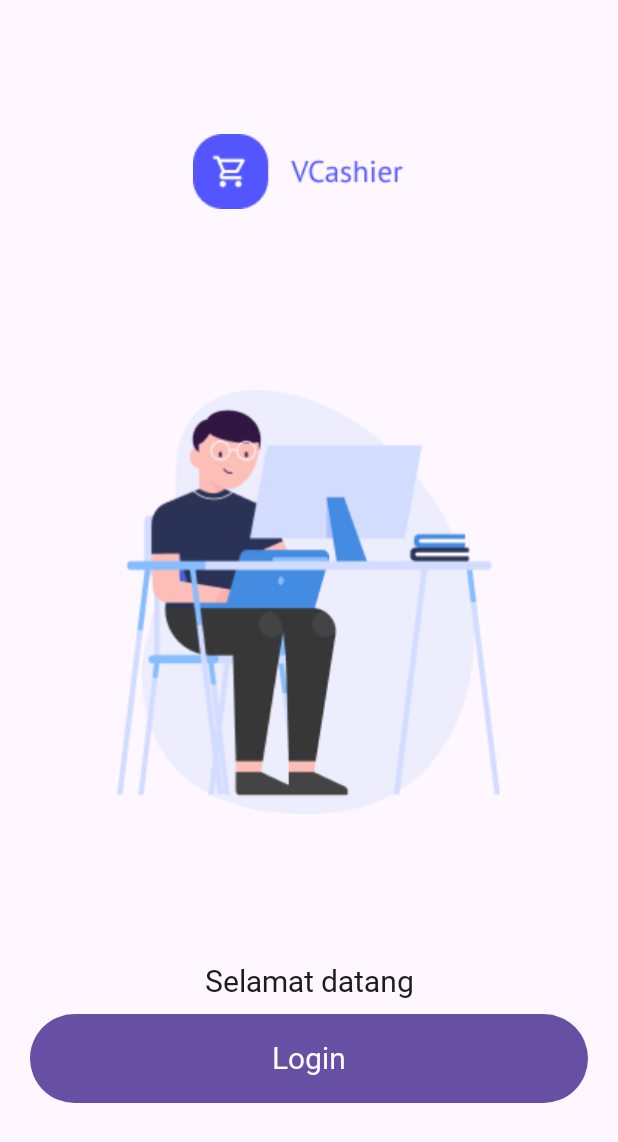
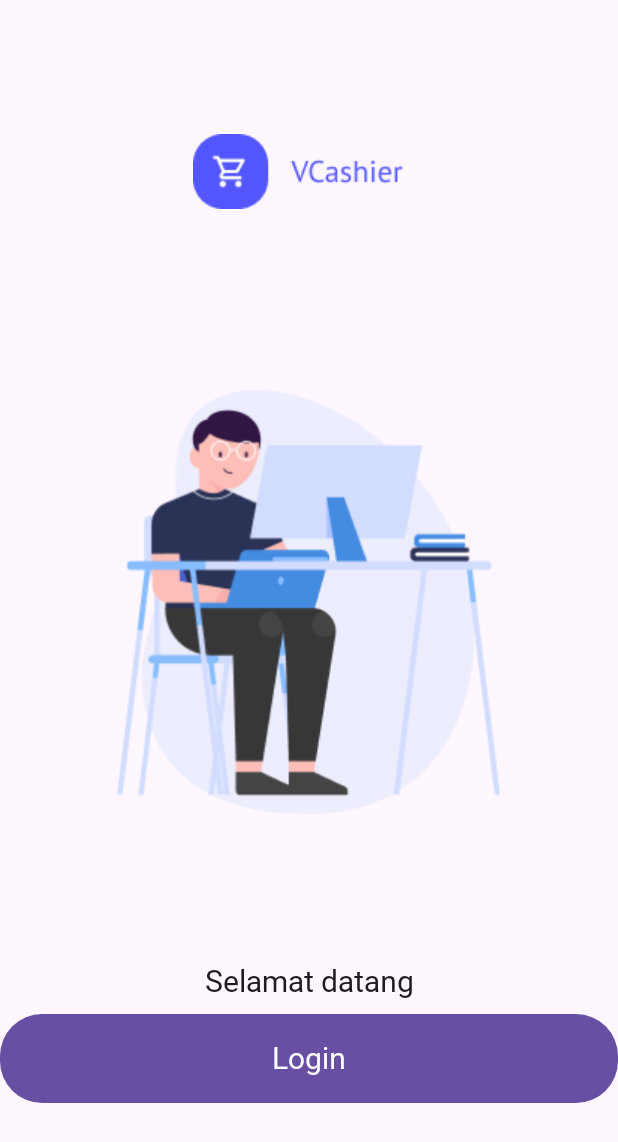
Before and after one commit to rizky201008/VCashier, an Android app built with Jetpack Compose: the screen it shows after launch (MainActivity), on a phone screen of 412 x 824 dp. Shown: the top 1142 px of the screen. Run offline under Robolectric (Android 15) with nearby library versions, the phone set to English and light mode, and no system bars; libraries missing offline, so code that uses them is left out: com.materialkolor, com.materialkolor.dynamicColorScheme, com.materialkolor.rememberDynamicColorScheme; Roboto replaces fonts that are not available here; 4 statements that could not run were skipped.

Commit message:
refactor: mobile: modify VButton widget

```diff
--- a/mobile/app/src/main/java/com/vixiloc/vcashiermobile/presentation/widgets/utils/VButton.kt
+++ b/mobile/app/src/main/java/com/vixiloc/vcashiermobile/presentation/widgets/utils/VButton.kt
@@ -14,8 +14,8 @@ fun VButton(text: String, onClick: () -> Unit, modifier: Modifier) {
     Button(
         onClick = onClick,
         modifier = modifier
-            .fillMaxWidth()
-            .padding(horizontal = 20.dp)
+            .fillMaxWidth(),
+        shape = MaterialTheme.shapes.extraLarge
     ) {
         Text(
             text = text,
```
